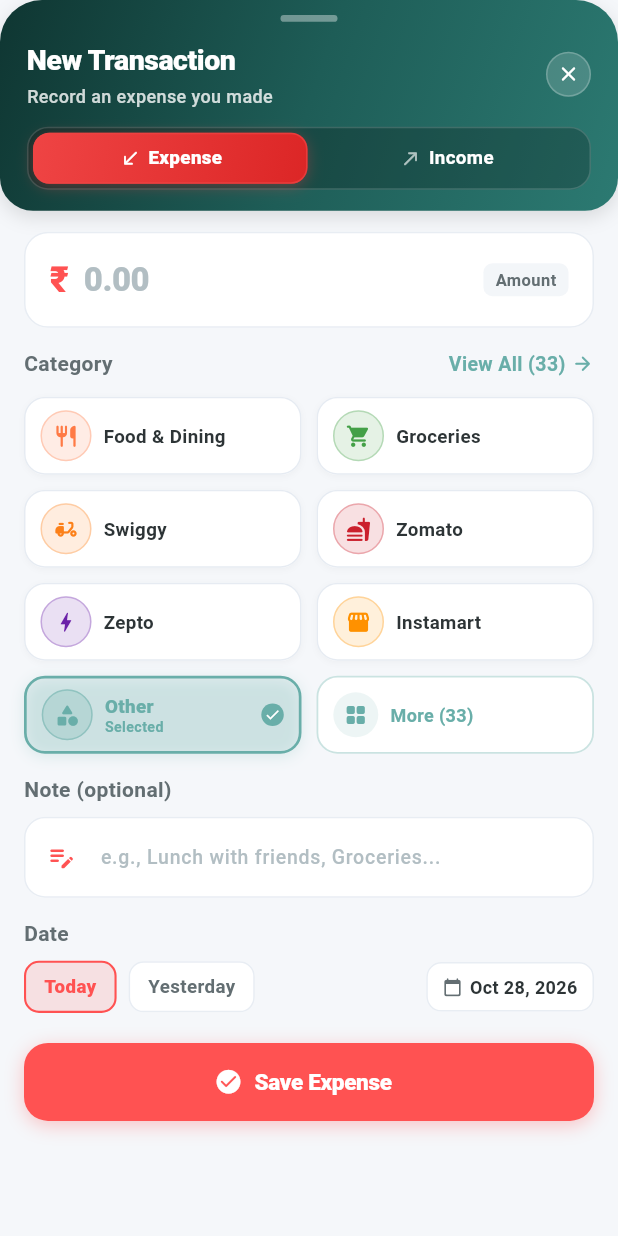
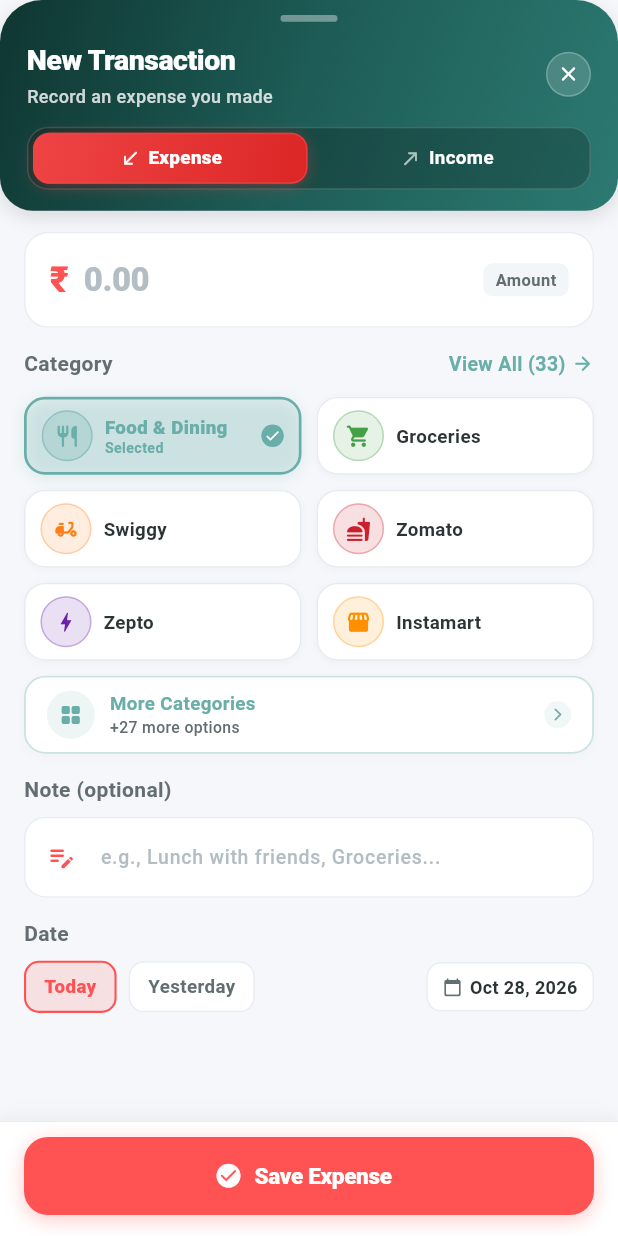
Before and after one commit to FaysArukattil/buddy_2.0, a Flutter app: the AddTransactionScreen screen opened directly, on a phone screen of 412 x 824 dp. Run offline on Flutter 3.47's test engine with Material 3 defaults, Android fonts, the light colour scheme and no system bars; our stand-ins replace cloud_firestore, firebase_auth, firebase_core, fl_chart, flutter_local_notifications, google_sign_in and 9 more; accounts and stored records are empty.

Commit message:
refactor: pin save button to bottom bar and improve category sorting logic

```diff
--- a/lib/views/screens/add_transaction_screen.dart
+++ b/lib/views/screens/add_transaction_screen.dart
@@ -1,3 +1,4 @@
+import 'dart:math' as math;
 import 'package:flutter/material.dart';
 import 'package:flutter/cupertino.dart';
 import 'package:flutter/services.dart';
@@ -135,14 +136,14 @@
     final cats = _typeIndex == 0 ? _expenseCategories : _incomeCategories;
     if (cats.isEmpty) return;
 
-    // Default to "Other" if available, otherwise first category in the list
-    final otherCat = cats.firstWhere(
-      (c) => c.name.toLowerCase() == 'other',
+    // Default to first non-'Other' category, fallback to first category
+    final defaultCat = cats.firstWhere(
+      (c) => c.name.toLowerCase().trim() != 'other',
       orElse: () => cats.first,
     );
 
-    _selectedCategoryName = otherCat.name;
-    _selectedCategoryIcon = otherCat.icon;
+    _selectedCategoryName = defaultCat.name;
+    _selectedCategoryIcon = defaultCat.icon;
   }
 
   Future<void> _loadCategories() async {
@@ -182,9 +183,15 @@
         debugPrint('⚠️ Error fetching recent transactions for sorting categories: $e');
       }
 
-      // Sort categories: highest usage count first, alphabetical fallback
+      // Sort categories: highest usage count first, alphabetical fallback.
+      // "Other" is always pushed to the bottom so it never monopolizes the top slots.
       void sortCategories(List<cat.Category> categories) {
         categories.sort((a, b) {
+          final isOtherA = a.name.toLowerCase().trim() == 'other';
+          final isOtherB = b.name.toLowerCase().trim() == 'other';
+          if (isOtherA && !isOtherB) return 1;
+          if (!isOtherA && isOtherB) return -1;
+
           final countA = usageCounts[a.name] ?? 0;
           final countB = usageCounts[b.name] ?? 0;
           if (countA != countB) {
@@ -473,7 +480,7 @@
                   controller: _scrollController,
                   physics: const ClampingScrollPhysics(),
                   keyboardDismissBehavior: ScrollViewKeyboardDismissBehavior.onDrag,
-                  padding: const EdgeInsets.fromLTRB(16, 14, 16, 20),
+                  padding: const EdgeInsets.fromLTRB(16, 14, 16, 16),
                   child: Column(
                     crossAxisAlignment: CrossAxisAlignment.start,
                     children: [
@@ -493,20 +500,51 @@
 
                       // Date
                       _buildDateSelector(themeAccent),
-                      const SizedBox(height: 20),
-
-                      // Save Button
-                      _buildSaveButton(themeAccent),
-                      const SizedBox(height: 16),
+                      const SizedBox(height: 12),
                     ],
                   ),
                 ),
               ),
-              const _KeyboardSpacer(),
+
+              // ── Pinned Bottom Bar with Save Button (Always Visible & Above Traditional Navbar) ──
+              _buildBottomSaveBar(themeAccent, isDark),
             ],
           ),
         ),
       ),
+    );
+  }
+
+  Widget _buildBottomSaveBar(Color themeAccent, bool isDark) {
+    final bottomInset = MediaQuery.viewInsetsOf(context).bottom;
+    final systemBottomPadding = MediaQuery.viewPaddingOf(context).bottom;
+    // On traditional Android 3-button navbar, systemBottomPadding is ~48dp.
+    // On swipe gestures, systemBottomPadding is ~16-20dp.
+    // When keyboard is open, bottomInset > 0.
+    final double bottomMargin = bottomInset > 0
+        ? bottomInset + 8.0
+        : math.max(systemBottomPadding, 14.0);
+
+    return Container(
+      width: double.infinity,
+      decoration: BoxDecoration(
+        color: AppColors.cardOf(context),
+        border: Border(
+          top: BorderSide(
+            color: AppColors.borderOf(context).withValues(alpha: isDark ? 0.6 : 0.8),
+            width: 1.0,
+          ),
+        ),
+        boxShadow: [
+          BoxShadow(
+            color: Colors.black.withValues(alpha: isDark ? 0.25 : 0.05),
+            blurRadius: 8,
+            offset: const Offset(0, -3),
+          ),
+        ],
+      ),
+      padding: EdgeInsets.fromLTRB(16, 10, 16, bottomMargin),
+      child: _buildSaveButton(themeAccent),
     );
   }
 
@@ -810,7 +848,11 @@
       return _buildCategoryShimmer();
     }
 
-    final top6 = _currentCategories.take(6).toList();
+    // Exclude "Other" from the visible top-6 grid, keeping it tucked inside More Categories
+    final visibleCategories = _currentCategories
+        .where((c) => c.name.toLowerCase().trim() != 'other')
+        .toList();
+    final top6 = visibleCategories.take(6).toList();
     final isSelectedInTop6 = top6.any((c) => c.name == _selectedCategoryName);
     cat.Category? selectedCategory;
     if (!isSelectedInTop6 && _selectedCategoryName != null) {
@@ -867,6 +909,11 @@
             final double itemWidth =
                 (maxWidth - (spacing * (crossAxisCount - 1))) / crossAxisCount;
 
+            final totalCategories = _currentCategories.length;
+            final remainingCount = totalCategories > top6.length
+                ? totalCategories - top6.length
+                : 0;
+
             return Column(
               children: [
                 // Responsive Grid of Top 6 categories
@@ -890,14 +937,12 @@
                       ),
                       const SizedBox(width: spacing),
                       Expanded(
-                        child: _buildAddOrMoreChip(
-                            _currentCategories.length > 6 ? _currentCategories.length - 6 : 0),
+                        child: _buildAddOrMoreChip(remainingCount),
                       ),
                     ],
                   ),
                 ] else ...[
-                  _buildMoreCategoriesChip(
-                      _currentCategories.length > 6 ? _currentCategories.length - 6 : 0),
+                  _buildMoreCategoriesChip(remainingCount),
                 ],
               ],
             );
@@ -2549,9 +2594,9 @@
   @override
   Widget build(BuildContext context) {
     final bottomInset = MediaQuery.viewInsetsOf(context).bottom;
-    final bottomPadding = MediaQuery.paddingOf(context).bottom;
+    final systemBottomPadding = MediaQuery.viewPaddingOf(context).bottom;
     final targetHeight =
-        bottomInset > 0 ? bottomInset : (bottomPadding > 0 ? bottomPadding : 12.0);
+        bottomInset > 0 ? bottomInset : math.max(systemBottomPadding, 12.0);
 
     return AnimatedContainer(
       duration: const Duration(milliseconds: 200),
```
